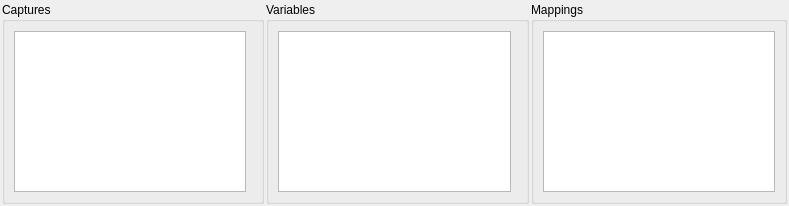
Qt form plugins/bitfinder/filter/capturecheckerdetails.ui (KDE/ktorrent) before a commit.
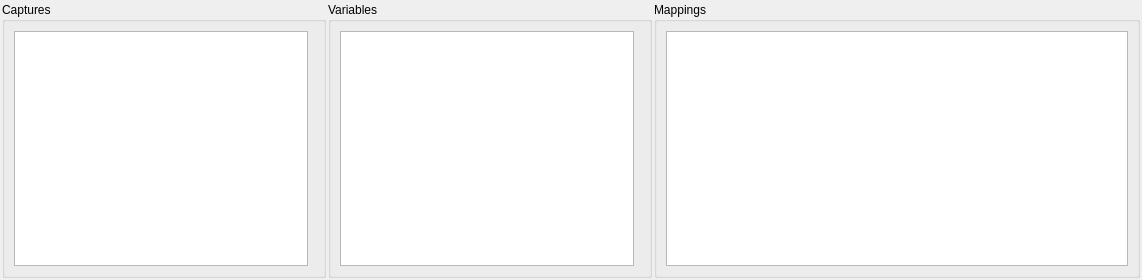
The same form after that commit. Custom widgets are drawn as their Qt base class.

The edit to the form file:
```diff
--- a/plugins/bitfinder/filter/capturecheckerdetails.ui
+++ b/plugins/bitfinder/filter/capturecheckerdetails.ui
@@ -5,8 +5,8 @@
    <rect>
     <x>0</x>
     <y>0</y>
-    <width>789</width>
-    <height>206</height>
+    <width>1142</width>
+    <height>280</height>
    </rect>
   </property>
   <property name="windowTitle" >
@@ -30,6 +30,12 @@
    </property>
    <item>
     <widget class="QGroupBox" name="capturesBox" >
+     <property name="sizePolicy" >
+      <sizepolicy vsizetype="Expanding" hsizetype="Expanding" >
+       <horstretch>2</horstretch>
+       <verstretch>0</verstretch>
+      </sizepolicy>
+     </property>
      <property name="title" >
       <string>Captures</string>
      </property>
@@ -49,6 +55,12 @@
    </item>
    <item>
     <widget class="QGroupBox" name="variablesBox" >
+     <property name="sizePolicy" >
+      <sizepolicy vsizetype="Expanding" hsizetype="Expanding" >
+       <horstretch>2</horstretch>
+       <verstretch>0</verstretch>
+      </sizepolicy>
+     </property>
      <property name="title" >
       <string>Variables</string>
      </property>
@@ -68,6 +80,12 @@
    </item>
    <item>
     <widget class="QGroupBox" name="mappingsBox" >
+     <property name="sizePolicy" >
+      <sizepolicy vsizetype="Expanding" hsizetype="Expanding" >
+       <horstretch>3</horstretch>
+       <verstretch>0</verstretch>
+      </sizepolicy>
+     </property>
      <property name="title" >
       <string>Mappings</string>
      </property>
```
